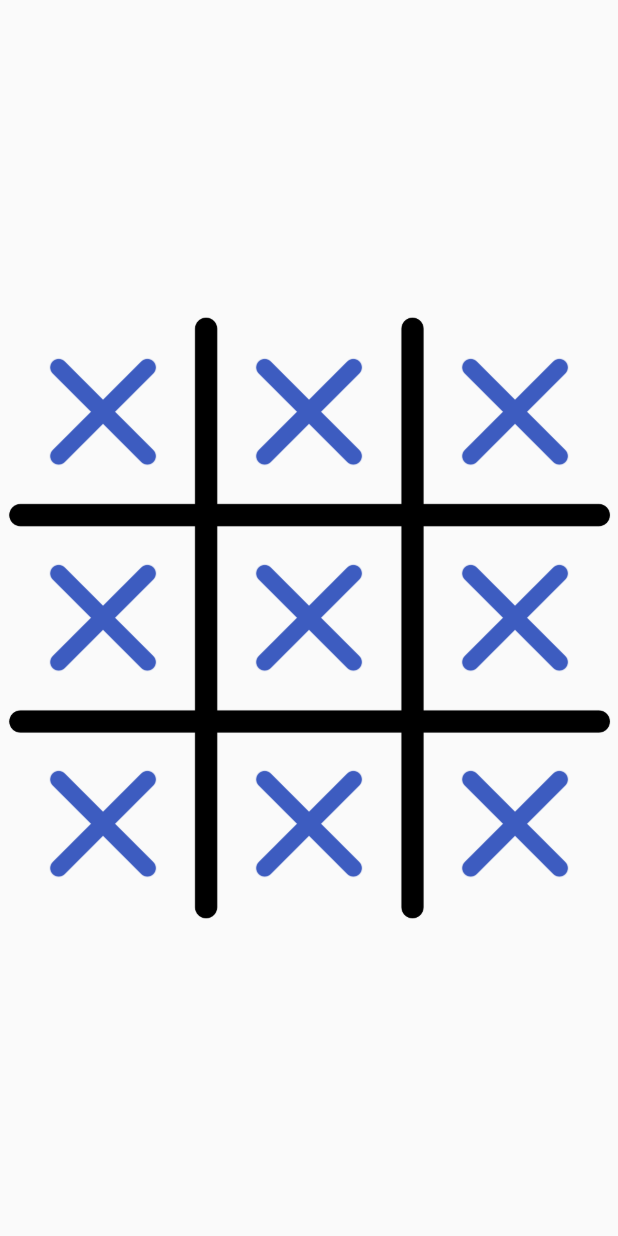
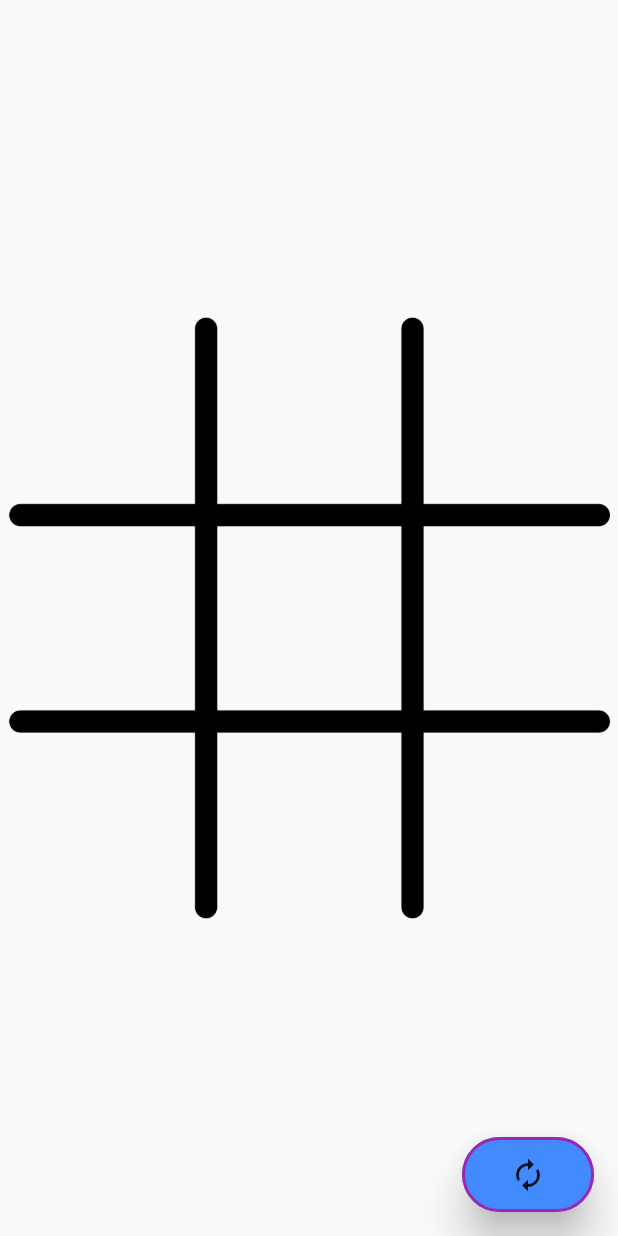
Before and after one commit to Thrasys/30days-of-flutter, a Flutter app: the screen it shows after launch, on a phone screen of 412 x 824 dp. Run offline on Flutter 3.47's test engine with Material 2 defaults, Android fonts, the phone set to English and light mode, and no system bars; our stand-ins replace carousel_slider, flip_card, webview_flutter.

Commit message:
tic_tac_toe

```diff
--- a/day-7/tic_tac_toe/lib/BoardTile.dart
+++ b/day-7/tic_tac_toe/lib/BoardTile.dart
@@ -1,4 +1,3 @@
-import 'package:flutter/cupertino.dart';
 import 'package:flutter/material.dart';
 import 'package:tic_tac_toe/tile_state.dart';
 
@@ -7,22 +6,21 @@ class BoardTile extends StatelessWidget {
   final double dimension;
   final VoidCallback onPressed;
 
-  BoardTile({Key key, this.dimension, this.onPressed, this.tileState})
+  BoardTile({Key key, this.tileState, this.dimension, this.onPressed})
       : super(key: key);
 
   @override
   Widget build(BuildContext context) {
     return Container(
-      width: dimension,
-      height: dimension,
-      child: FlatButton(
-        onPressed: onPressed,
-        child: Image.asset('images/x.png'),
-      ),
-    );
+        width: dimension,
+        height: dimension,
+        child: FlatButton(
+          onPressed: onPressed,
+          child: _widgetForTileState(),
+        ));
   }
 
-  Widget widgetForTileState() {
+  Widget _widgetForTileState() {
     Widget widget;
 
     switch (tileState) {
@@ -34,16 +32,17 @@ class BoardTile extends StatelessWidget {
 
       case TileState.CROSS:
         {
-          widget = Image.asset('image/x.png');
+          widget = Image.asset('images/x.png');
         }
         break;
 
       case TileState.CIRCLE:
         {
-          widget = Image.asset('image/o.png');
+          widget = Image.asset('images/o.png');
         }
         break;
     }
+
     return widget;
   }
 }
--- a/day-7/tic_tac_toe/lib/main.dart
+++ b/day-7/tic_tac_toe/lib/main.dart
@@ -1,4 +1,5 @@
 import 'package:flutter/material.dart';
+import 'package:tic_tac_toe/tile_state.dart';
 
 import 'BoardTile.dart';
 
@@ -13,6 +14,10 @@ class MyApp extends StatefulWidget {
 }
 
 class _MyAppState extends State<MyApp> {
+  final navigatorKey = GlobalKey<NavigatorState>();
+  var _boardState = List.filled(9, TileState.EMPTY);
+
+  var _currentTurn = TileState.CROSS;
   @override
   Widget build(BuildContext context) {
     return MaterialApp(
@@ -22,46 +27,149 @@ class _MyAppState extends State<MyApp> {
             children: [Image.asset('images/board.png'), _boardTiles()],
           ),
         ),
+
+        ///////////////////////////////////////////////////////////
+        floatingActionButton: new MaterialButton(
+            highlightColor: Colors.lightBlueAccent,
+            highlightElevation: 8,
+            height: 50,
+            elevation: 12,
+            shape:
+                StadiumBorder(side: BorderSide(width: 2, color: Colors.purple)),
+            child: new Icon(Icons.autorenew),
+            color: Colors.blueAccent,
+            enableFeedback: true,
+            onPressed: () {
+              setState(() {
+                return _refreshAction();
+              });
+            }),
+
+        ///////////////////////////////////////////////////////////
       ),
     );
   }
 
   Widget _boardTiles() {
-    return Builder(
-      builder: (context) {
-        final boardDimension = MediaQuery.of(context).size.width;
-        final tileDimension = boardDimension / 3;
+    return Builder(builder: (context) {
+      final boardDimension = MediaQuery.of(context).size.width;
+      final tileDimension = boardDimension / 3;
 
-        return Container(
+      return Container(
           width: boardDimension,
           height: boardDimension,
           child: Column(
+              children: chunk(_boardState, 3).asMap().entries.map((entry) {
+            final chunkIndex = entry.key;
+            final tileStateChunk = entry.value;
+
+            return Row(
+              children: tileStateChunk.asMap().entries.map((innerEntry) {
+                final innerIndex = innerEntry.key;
+                final tileState = innerEntry.value;
+                final tileIndex = (chunkIndex * 3) + innerIndex;
+
+                return BoardTile(
+                  tileState: tileState,
+                  dimension: tileDimension,
+                  onPressed: () => _updateTileStateForIndex(tileIndex),
+                );
+              }).toList(),
+            );
+          }).toList()));
+    });
+  }
+
+  void _updateTileStateForIndex(int selectedIndex) {
+    if (_boardState[selectedIndex] == TileState.EMPTY) {
+      setState(() {
+        _boardState[selectedIndex] = _currentTurn;
+        _currentTurn = _currentTurn == TileState.CROSS
+            ? TileState.CIRCLE
+            : TileState.CROSS;
+      });
+
+      final winner = _findWinner();
+      if (winner != null) {
+        SnackBar(
+          content: Row(
             children: [
-              Row(
-                children: [
-                  BoardTile(dimension: tileDimension),
-                  BoardTile(dimension: tileDimension),
-                  BoardTile(dimension: tileDimension),
-                ],
+              Icon(Icons.thumb_up),
+              SizedBox(
+                width: 20,
               ),
-              Row(
-                children: [
-                  BoardTile(dimension: tileDimension),
-                  BoardTile(dimension: tileDimension),
-                  BoardTile(dimension: tileDimension),
-                ],
-              ),
-              Row(
-                children: [
-                  BoardTile(dimension: tileDimension),
-                  BoardTile(dimension: tileDimension),
-                  BoardTile(dimension: tileDimension),
-                ],
-              )
+              Expanded(child: Text('Winner: $winner')),
             ],
           ),
         );
-      },
-    );
+        _showWinnerDialog(winner);
+      }
+    }
+  }
+
+  TileState _findWinner() {
+    TileState Function(int, int, int) winnerForMatch = (a, b, c) {
+      if (_boardState[a] != TileState.EMPTY) {
+        if ((_boardState[a] == _boardState[b]) &&
+            (_boardState[b] == _boardState[c])) {
+          return _boardState[a];
+        }
+      }
+      return null;
+    };
+
+    final checks = [
+      winnerForMatch(0, 1, 2),
+      winnerForMatch(3, 4, 5),
+      winnerForMatch(6, 7, 8),
+      winnerForMatch(0, 3, 6),
+      winnerForMatch(1, 4, 7),
+      winnerForMatch(2, 5, 8),
+      winnerForMatch(0, 4, 8),
+      winnerForMatch(2, 4, 6),
+    ];
+
+    TileState winner;
+    for (int i = 0; i < checks.length; i++) {
+      if (checks[i] != null) {
+        winner = checks[i];
+        break;
+      }
+    }
+
+    return winner;
+  }
+
+  void _showWinnerDialog(TileState tileState) {
+    final context = navigatorKey.currentState.overlay.context;
+    showDialog(
+        context: context,
+        builder: (_) {
+          return AlertDialog(
+            title: Text('Winner'),
+            content: Image.asset(
+                tileState == TileState.CROSS ? 'images/x.png' : 'images/o.png'),
+            actions: [
+              FlatButton(
+                  onPressed: () {
+                    _resetGame();
+                    Navigator.of(context).pop();
+                  },
+                  child: Text('New Game'))
+            ],
+          );
+        });
+  }
+
+  void _resetGame() {
+    setState(() {
+      _boardState = List.filled(9, TileState.EMPTY);
+      _currentTurn = TileState.CROSS;
+    });
+  }
+
+  _refreshAction() {
+    Navigator.of(context).push(MaterialPageRoute(
+        fullscreenDialog: true, builder: (context) => MyApp()));
   }
 }
--- a/day-7/tic_tac_toe/lib/tile_state.dart
+++ b/day-7/tic_tac_toe/lib/tile_state.dart
@@ -1 +1,10 @@
+import 'dart:math';
+
 enum TileState { EMPTY, CROSS, CIRCLE }
+
+List<List<TileState>> chunk(List<TileState> list, int size) {
+  return List.generate(
+      (list.length / size).ceil(),
+      (index) =>
+          list.sublist(index * size, min(index * size + size, list.length)));
+}
```
